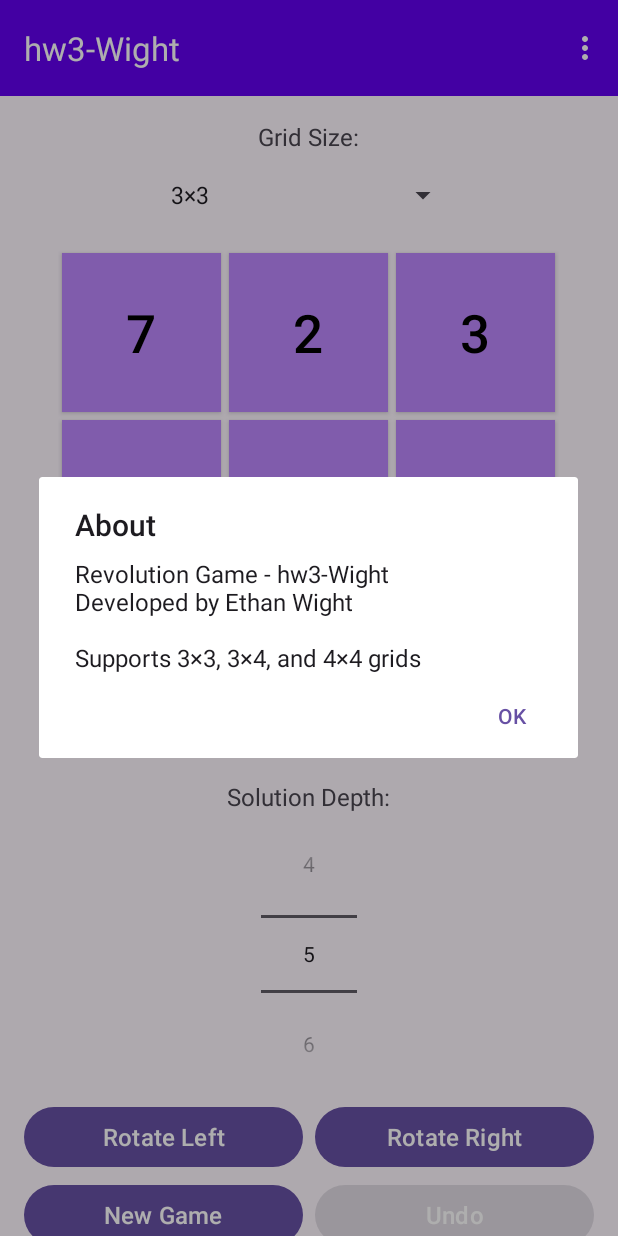
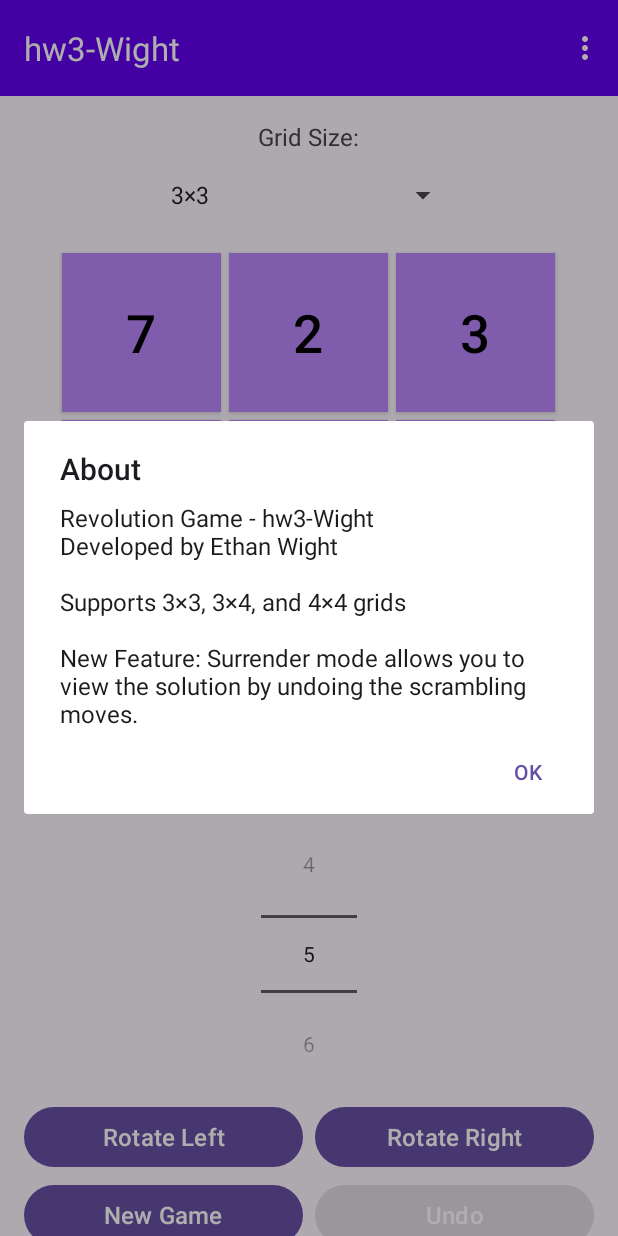
Before and after one commit to EthanWight/Revolution, an Android app: the screen it shows after launch (MainActivity), in the options menu, after a tap on "About", on a phone screen of 412 x 824 dp. Run offline under Robolectric (Android 15) with nearby library versions, the phone set to English and light mode, and no system bars.

Commit message:
feat: Implement surrender mode to view solution
Introduces a "surrender" feature that allows the player to view the solution to the puzzle. When activated, the user can undo the scrambling moves to see how the puzzle was set up, effectively revealing the solution path.

This commit includes:

-   **Game Logic (`Revolution.java`):**
    -   Adds a `surrenderMode` flag to the game state.
    -   Tracks the initial scrambling moves in a `scrambleMoves` stack.
    -   Extends the `undo()` functionality to reverse scrambling moves when surrender mode is active.
    -   Adds methods to enable surrender mode, reveal the full solution at once, and query the number of remaining undos.

-   **UI (`MainActivity.java`):**
    -   Adds a "Surrender" option to the main menu, which opens a dialog.
    -   The dialog gives the user the choice to step through the solution manually ("Step by Step") or reveal it all at once ("Show All").
    -   The UI visually indicates surrender mode by changing the app title and the background color of the grid tiles.
    -   The "Undo" button is updated to show a count of remaining undo moves when in surrender mode.

-   **Resources:**
    -   Adds a new "Surrender" item to `main_menu.xml`.
    -   Adds numerous string resources for the surrender dialog, toasts, and UI text in `strings.xml`.
    -   Defines a new color (`surrender_mode_background`) for the grid in surrender mode in `colors.xml`.

```diff
--- a/app/src/main/java/edu/commonwealthu/hw3_wight/MainActivity.java
+++ b/app/src/main/java/edu/commonwealthu/hw3_wight/MainActivity.java
@@ -40,6 +40,8 @@ import com.google.android.material.appbar.MaterialToolbar;
  * game state interactions, and visual feedback for the player.
  * Supports 3×3, 3×4, and 4×4 grid sizes.
  *
+ * Enhanced with surrender mode that allows viewing the solution.
+ *
  * @author Ethan Wight
  */
 public class MainActivity extends AppCompatActivity {
@@ -74,6 +76,7 @@ public class MainActivity extends AppCompatActivity {
     private Button undoButton;
     private int defaultButtonBackgroundColor;
     private int selectedButtonBackgroundColor;
+    private int surrenderModeBackgroundColor;
 
     // Animation state
     private boolean isAnimating = false;
@@ -127,6 +130,7 @@ public class MainActivity extends AppCompatActivity {
         // Initialize colors
         defaultButtonBackgroundColor = ContextCompat.getColor(this, R.color.tile_background);
         selectedButtonBackgroundColor = ContextCompat.getColor(this, R.color.selected_tile_background);
+        surrenderModeBackgroundColor = ContextCompat.getColor(this, R.color.surrender_mode_background);
 
         flashColors[0] = ContextCompat.getColor(this, R.color.flash_green);
         flashColors[1] = ContextCompat.getColor(this, R.color.flash_yellow);
@@ -257,6 +261,7 @@ public class MainActivity extends AppCompatActivity {
         populateGrid();
         updateUndoButtonAndMenuState();
         setGridButtonsEnabled(true);
+        updateSurrenderModeUI();
     }
 
     private void populateGrid() {
@@ -279,7 +284,13 @@ public class MainActivity extends AppCompatActivity {
                 tileButton.setText(String.valueOf(currentGridState[r][c]));
                 tileButton.setTextSize(TypedValue.COMPLEX_UNIT_PX, textSize);
                 tileButton.setTextColor(ContextCompat.getColor(this, R.color.tile_text_color));
-                tileButton.setBackgroundColor(defaultButtonBackgroundColor);
+
+                // Use different color if in surrender mode
+                if (game.isSurrenderMode()) {
+                    tileButton.setBackgroundColor(surrenderModeBackgroundColor);
+                } else {
+                    tileButton.setBackgroundColor(defaultButtonBackgroundColor);
+                }
 
                 GridLayout.LayoutParams params = new GridLayout.LayoutParams();
                 params.width = buttonSize;
@@ -337,10 +348,11 @@ public class MainActivity extends AppCompatActivity {
     }
 
     private void clearSubgridHighlight() {
+        int baseColor = game.isSurrenderMode() ? surrenderModeBackgroundColor : defaultButtonBackgroundColor;
         for (int i = 0; i < currentRows; i++) {
             for (int j = 0; j < currentCols; j++) {
                 if (gameButtons[i][j] != null) {
-                    gameButtons[i][j].setBackgroundColor(defaultButtonBackgroundColor);
+                    gameButtons[i][j].setBackgroundColor(baseColor);
                 }
             }
         }
@@ -517,7 +529,7 @@ public class MainActivity extends AppCompatActivity {
     private void setControlsEnabled(boolean enabled) {
         rotateLeftButton.setEnabled(enabled);
         rotateRightButton.setEnabled(enabled);
-        undoButton.setEnabled(enabled && game.moves() > 0);
+        undoButton.setEnabled(enabled && game.canUndo());
         setGridButtonsEnabled(enabled);
     }
 
@@ -535,13 +547,29 @@ public class MainActivity extends AppCompatActivity {
         selectedAnchorRow = -1;
         selectedAnchorCol = -1;
         updateUndoButtonAndMenuState();
-        Toast.makeText(this, getString(R.string.undo_success), Toast.LENGTH_SHORT).show();
+
+        String message = game.isSurrenderMode() && game.remainingScrambleMoves() > 0
+                ? getString(R.string.undo_surrender_success, game.remainingUndos())
+                : getString(R.string.undo_success);
+        Toast.makeText(this, message, Toast.LENGTH_SHORT).show();
+
+        // Check if we've reached the solved state
+        if (game.isOver()) {
+            showCongratulationsVisualEffect();
+        }
     }
 
     private void updateUndoButtonAndMenuState() {
-        boolean canUndo = game != null && game.moves() > 0;
+        boolean canUndo = game != null && game.canUndo();
         if (undoButton != null) {
             undoButton.setEnabled(canUndo && !isAnimating);
+
+            // Update button text to show remaining undos in surrender mode
+            if (game != null && game.isSurrenderMode() && canUndo) {
+                undoButton.setText(getString(R.string.undo_with_count, game.remainingUndos()));
+            } else {
+                undoButton.setText(getString(R.string.undo));
+            }
         }
     }
 
@@ -554,6 +582,47 @@ public class MainActivity extends AppCompatActivity {
                 }
             }
         }
+    }
+
+    private void showSurrenderDialog() {
+        new AlertDialog.Builder(this)
+                .setTitle(R.string.surrender_title)
+                .setMessage(R.string.surrender_message)
+                .setPositiveButton(R.string.surrender_step_by_step, (dialog, which) -> {
+                    game.enableSurrenderMode();
+                    updateSurrenderModeUI();
+                    updateUndoButtonAndMenuState();
+                    Toast.makeText(this, getString(R.string.surrender_mode_enabled,
+                            game.remainingUndos()), Toast.LENGTH_LONG).show();
+                })
+                .setNeutralButton(R.string.surrender_show_all, (dialog, which) -> {
+                    game.enableSurrenderMode();
+                    int undoCount = game.revealFullSolution();
+                    updateGridNumbers();
+                    updateSurrenderModeUI();
+                    updateUndoButtonAndMenuState();
+                    Toast.makeText(this, getString(R.string.solution_revealed, undoCount),
+                            Toast.LENGTH_LONG).show();
+                    if (game.isOver()) {
+                        showCongratulationsVisualEffect();
+                    }
+                })
+                .setNegativeButton(android.R.string.cancel, null)
+                .show();
+    }
+
+    private void updateSurrenderModeUI() {
+        // Update toolbar title to indicate surrender mode
+        if (getSupportActionBar() != null) {
+            if (game.isSurrenderMode()) {
+                getSupportActionBar().setTitle(R.string.app_name_surrender);
+            } else {
+                getSupportActionBar().setTitle(R.string.app_name);
+            }
+        }
+
+        // Update grid colors
+        populateGrid();
     }
 
     private void showCongratulationsVisualEffect() {
@@ -597,6 +666,14 @@ public class MainActivity extends AppCompatActivity {
 
         int menuTextColor = ContextCompat.getColor(this, R.color.menu_text_color);
 
+        MenuItem surrenderItem = menu.findItem(R.id.action_surrender);
+        if (surrenderItem != null) {
+            String title = getString(R.string.surrender);
+            SpannableString spannableString = new SpannableString(title);
+            spannableString.setSpan(new ForegroundColorSpan(menuTextColor), 0, spannableString.length(), 0);
+            surrenderItem.setTitle(spannableString);
+        }
+
         MenuItem aboutItem = menu.findItem(R.id.action_about);
         if (aboutItem != null) {
             String title = getString(R.string.about);
@@ -616,9 +693,22 @@ public class MainActivity extends AppCompatActivity {
     }
 
     @Override
+    public boolean onPrepareOptionsMenu(Menu menu) {
+        MenuItem surrenderItem = menu.findItem(R.id.action_surrender);
+        if (surrenderItem != null) {
+            // Disable surrender option if already in surrender mode
+            surrenderItem.setEnabled(!game.isSurrenderMode());
+        }
+        return super.onPrepareOptionsMenu(menu);
+    }
+
+    @Override
     public boolean onOptionsItemSelected(MenuItem item) {
         int itemId = item.getItemId();
-        if (itemId == R.id.action_about) {
+        if (itemId == R.id.action_surrender) {
+            showSurrenderDialog();
+            return true;
+        } else if (itemId == R.id.action_about) {
             new AlertDialog.Builder(this)
                     .setTitle(R.string.about)
                     .setMessage(R.string.about_message)
--- a/app/src/main/java/edu/commonwealthu/hw3_wight/Revolution.java
+++ b/app/src/main/java/edu/commonwealthu/hw3_wight/Revolution.java
@@ -9,9 +9,12 @@ import java.util.Stack;
 
 /**
  * Implements the backend logic for the Revolution puzzle game. This class
- * manages the game'''s state, including the grid of numbers, move history, and
- * the rules for rotating subgrids. The game is won when the numbers are sorted
+ * manages the game's state, including the grid of numbers, move history, and
+ * the rules for rotating sub-grids. The game is won when the numbers are sorted
  * in ascending order.
+ *
+ * Enhanced with surrender mode that allows undoing through the scrambling sequence
+ * to reveal the solution.
  *
  * @author Ethan Wight
  */
@@ -21,9 +24,26 @@ public class Revolution implements Serializable {
     private final int rows;
     private final int cols;
     private final Stack<int[][]> moveHistory;
+    private final Stack<Move> scrambleMoves;
+    private boolean surrenderMode;
     private final Random random;
 
     private static final int DEFAULT_GRID_SIZE = 3;
+
+    /**
+     * Represents a single rotation move in the puzzle.
+     */
+    private static class Move implements Serializable {
+        final int row;
+        final int col;
+        final boolean isClockwise;
+
+        Move(int row, int col, boolean isClockwise) {
+            this.row = row;
+            this.col = col;
+            this.isClockwise = isClockwise;
+        }
+    }
 
     /**
      * Constructs a new Revolution game with a specified grid size and solution depth.
@@ -37,6 +57,8 @@ public class Revolution implements Serializable {
         this.cols = cols;
         this.grid = new int[rows][cols];
         this.moveHistory = new Stack<>();
+        this.scrambleMoves = new Stack<>();
+        this.surrenderMode = false;
         this.random = new Random();
 
         initializeGrid();
@@ -66,6 +88,7 @@ public class Revolution implements Serializable {
 
     /**
      * Scrambles the grid by applying a specified number of random rotations.
+     * Each rotation is recorded so it can be undone in surrender mode.
      *
      * @param solDepth The number of random rotations to apply.
      */
@@ -77,16 +100,21 @@ public class Revolution implements Serializable {
 
     /**
      * Performs a single random rotation on a valid 2x2 subgrid.
+     * The move is recorded in scrambleMoves for potential reversal in surrender mode.
      */
     private void randomRotation() {
         int anchorRow = random.nextInt(rows - 1);
         int anchorCol = random.nextInt(cols - 1);
+        boolean isClockwise = random.nextBoolean();
 
-        if (random.nextBoolean()) {
+        if (isClockwise) {
             rotateClockwise(anchorRow, anchorCol);
         } else {
             rotateCounterclockwise(anchorRow, anchorCol);
         }
+
+        // Record this scramble move for surrender mode
+        scrambleMoves.push(new Move(anchorRow, anchorCol, isClockwise));
     }
 
     /**
@@ -178,11 +206,30 @@ public class Revolution implements Serializable {
     }
 
     /**
+     * Enables surrender mode, allowing undo operations to go back through
+     * the scrambling sequence to reveal the solution.
+     */
+    public void enableSurrenderMode() {
+        surrenderMode = true;
+    }
+
+    /**
+     * Checks if surrender mode is currently enabled.
+     *
+     * @return True if surrender mode is active, false otherwise.
+     */
+    public boolean isSurrenderMode() {
+        return surrenderMode;
+    }
+
+    /**
      * Undoes the last move, reverting the grid to its previous state.
+     * In surrender mode, this can undo scramble moves to reveal the solution.
      *
      * @return True if the undo was successful, false if there are no moves to undo.
      */
     public boolean undo() {
+        // First, undo user moves
         if (!moveHistory.isEmpty()) {
             int[][] previousGrid = moveHistory.pop();
             for (int r = 0; r < rows; r++) {
@@ -190,16 +237,70 @@ public class Revolution implements Serializable {
             }
             return true;
         }
+        // In surrender mode, also undo scramble moves
+        else if (surrenderMode && !scrambleMoves.isEmpty()) {
+            Move move = scrambleMoves.pop();
+            // Reverse the rotation (clockwise becomes counter-clockwise and vice versa)
+            if (move.isClockwise) {
+                rotateCounterclockwise(move.row, move.col);
+            } else {
+                rotateClockwise(move.row, move.col);
+            }
+            return true;
+        }
         return false;
     }
 
     /**
-     * Returns the number of moves made so far.
+     * Checks if an undo operation is possible.
+     * In surrender mode, this includes scramble moves.
      *
-     * @return The size of the move history.
+     * @return True if undo is possible, false otherwise.
      */
-    public int moves() {
+    public boolean canUndo() {
+        return !moveHistory.isEmpty() || (surrenderMode && !scrambleMoves.isEmpty());
+    }
+
+    /**
+     * Returns the total number of undoes available.
+     * In surrender mode, this includes both user moves and scramble moves.
+     *
+     * @return The total number of undo operations available.
+     */
+    public int remainingUndos() {
+        if (surrenderMode) {
+            return moveHistory.size() + scrambleMoves.size();
+        }
         return moveHistory.size();
+    }
+
+    /**
+     * Returns the number of scramble moves remaining to undo in surrender mode.
+     *
+     * @return The number of scramble moves that can be undone.
+     */
+    public int remainingScrambleMoves() {
+        return scrambleMoves.size();
+    }
+
+    /**
+     * Automatically reveals the full solution by undoing all moves and scrambles.
+     * Only works in surrender mode.
+     *
+     * @return The number of moves undone, or -1 if not in surrender mode.
+     */
+    public int revealFullSolution() {
+        if (!surrenderMode) {
+            return -1;
+        }
+
+        int undoCount = 0;
+        while (canUndo()) {
+            if (undo()) {
+                undoCount++;
+            }
+        }
+        return undoCount;
     }
 
     /**
--- a/app/src/main/res/menu/main_menu.xml
+++ b/app/src/main/res/menu/main_menu.xml
@@ -1,6 +1,11 @@
 <?xml version="1.0" encoding="utf-8"?>
 <menu xmlns:android="http://schemas.android.com/apk/res/android"
     xmlns:app="http://schemas.android.com/apk/res-auto">
+    <item
+        android:id="@+id/action_surrender"
+        android:orderInCategory="50"
+        android:title="@string/surrender"
+        app:showAsAction="never" />
     <item
         android:id="@+id/action_about"
         android:orderInCategory="100"
--- a/app/src/main/res/values/colors.xml
+++ b/app/src/main/res/values/colors.xml
@@ -10,6 +10,7 @@
     <color name="tile_background">#BB86FC</color>
     <color name="tile_text_color">#000000</color>
     <color name="selected_tile_background">#03DAC5</color>
+    <color name="surrender_mode_background">#FF6F00</color>
 
     <!-- Menu text color -->
     <color name="menu_text_color">#FFFFFF</color>
--- a/app/src/main/res/values/strings.xml
+++ b/app/src/main/res/values/strings.xml
@@ -1,21 +1,33 @@
 <resources>
     <string name="app_name">hw3-Wight</string>
+    <string name="app_name_surrender">hw3-Wight (SURRENDER MODE)</string>
     <string name="rotate_left">Rotate Left</string>
     <string name="rotate_right">Rotate Right</string>
     <string name="new_game">New Game</string>
     <string name="solution_depth">Solution Depth:</string>
     <string name="grid_size">Grid Size:</string>
     <string name="undo">Undo</string>
+    <string name="undo_with_count">Undo (%d)</string>
     <string name="about">About</string>
     <string name="exit">Exit</string>
-    <string name="about_message">Revolution Game - hw3-Wight\nDeveloped by Ethan Wight\n\nSupports 3×3, 3×4, and 4×4 grids</string>
+    <string name="surrender">Surrender</string>
+    <string name="about_message">Revolution Game - hw3-Wight\nDeveloped by Ethan Wight\n\nSupports 3×3, 3×4, and 4×4 grids\n\nNew Feature: Surrender mode allows you to view the solution by undoing the scrambling moves.</string>
     <string name="undo_error">Error: No moves to undo.</string>
     <string name="undo_success">Move undone.</string>
+    <string name="undo_surrender_success">Move undone. %d moves remaining to solution.</string>
     <string name="exit_confirmation_message">Are you sure you want to exit?</string>
     <string name="congratulations">Congratulations! You solved the puzzle!</string>
     <string name="invalid_tile_selection">Invalid tile. Click a rotation button or select a new anchor.</string>
     <string name="select_subgrid_prompt">Select a tile that can be the top-left of a 2x2 subgrid.</string>
     <string name="subgrid_selection_prompt">Please select a 2x2 subgrid to rotate first.</string>
+
+    <!-- Surrender mode strings -->
+    <string name="surrender_title">Surrender and View Solution</string>
+    <string name="surrender_message">Give up and see the solution? You can:\n\n• Step through the solution one undo at a time\n• Reveal the full solution immediately\n\nThis will enable surrender mode, allowing you to undo moves back through the scrambling sequence.</string>
+    <string name="surrender_step_by_step">Step by Step</string>
+    <string name="surrender_show_all">Show All</string>
+    <string name="surrender_mode_enabled">Surrender mode enabled. You can now undo %d moves to reach the solution.</string>
+    <string name="solution_revealed">Solution revealed! Undid %d moves.</string>
 
     <!-- Grid size options -->
     <string-array name="grid_sizes">
```
